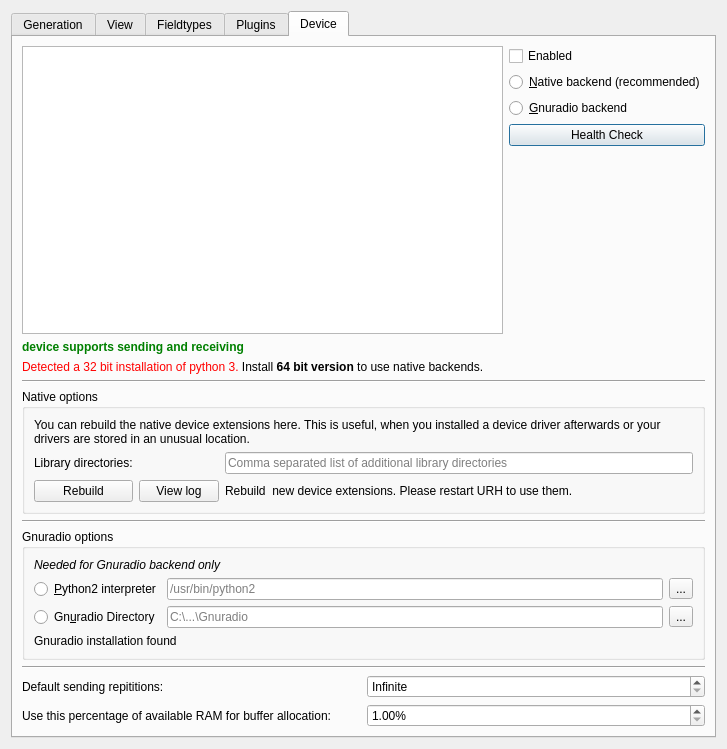
Old version of the form data/ui/options.ui in the repository jopohl/urh.
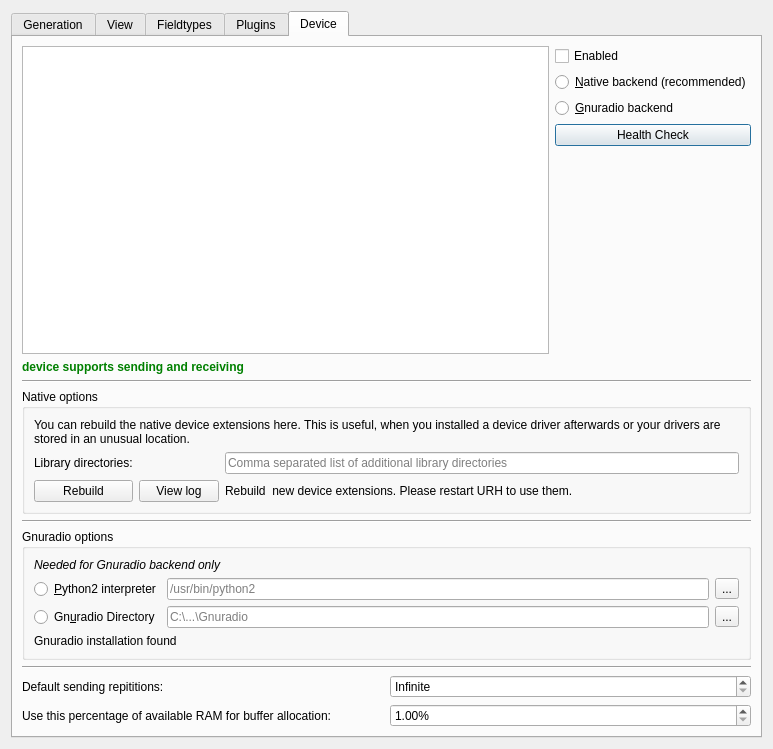
New version of the form. Icons and pictures are not drawn. Custom widgets are drawn as their Qt base class.

Commit message: remove 32 bit windows warning

Patch:
```diff
--- a/data/ui/options.ui
+++ b/data/ui/options.ui
@@ -6,7 +6,7 @@
    <rect>
     <x>0</x>
     <y>0</y>
-    <width>727</width>
+    <width>773</width>
     <height>749</height>
    </rect>
   </property>
@@ -411,16 +411,6 @@
          </property>
         </widget>
        </item>
-       <item>
-        <widget class="QLabel" name="labelWindowsError">
-         <property name="text">
-          <string>&lt;html&gt;&lt;head/&gt;&lt;body&gt;&lt;p&gt;&lt;span style=&quot; color:#ff0000;&quot;&gt;Detected a 32 bit installation of python 3.&lt;/span&gt; Install &lt;span style=&quot; font-weight:600;&quot;&gt;64 bit version&lt;/span&gt; to use native backends.&lt;/p&gt;&lt;/body&gt;&lt;/html&gt;</string>
-         </property>
-         <property name="wordWrap">
-          <bool>true</bool>
-         </property>
-        </widget>
-       </item>
        <item>
         <widget class="Line" name="line">
          <property name="orientation">
```
Left out of the diff: 7 changed lines with no effect on the pictures. The commit also changes 2 other files.
